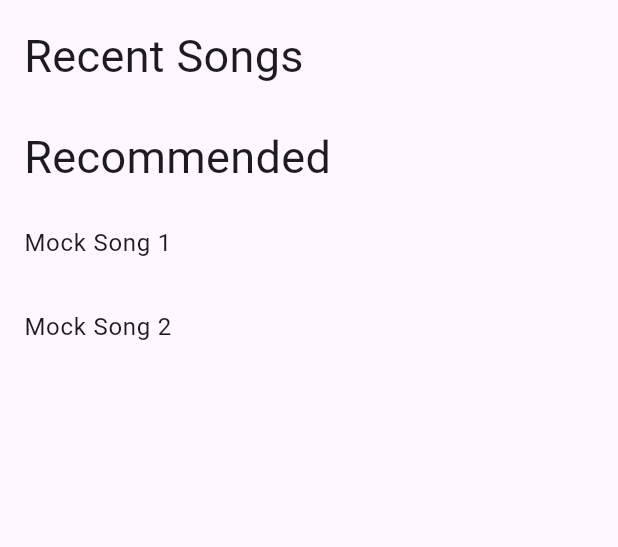
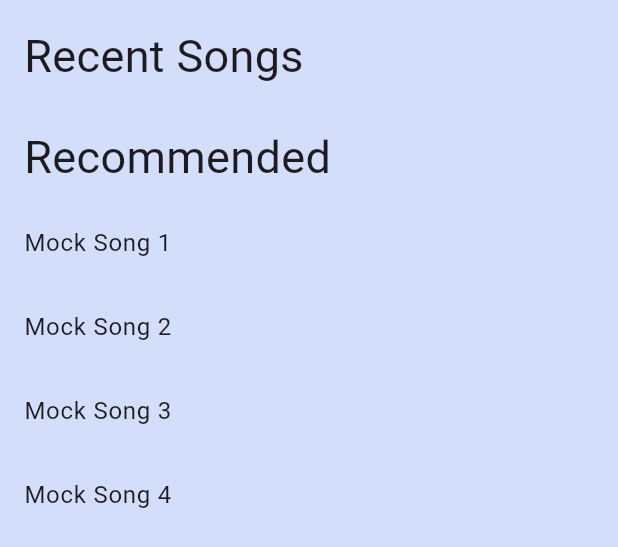
Before and after one commit to cheyrotana/Flutter-Term-2, a Flutter app: the HomeScreen widget shown alone on an empty page, opened directly, on a phone screen of 412 x 824 dp. Shown: the top 547 px of the screen. Run offline on Flutter 3.47's test engine with Material 3 defaults, Android fonts, the phone set to English and light mode, and no system bars; our stand-ins replace nested.

Commit message:
W-7 - Add more song + convert HomeScreen to use provider

```diff
--- a/week_7/lib/data/repositories/songs/song_repository_mock.dart
+++ b/week_7/lib/data/repositories/songs/song_repository_mock.dart
@@ -17,6 +17,18 @@ class SongRepositoryMock implements SongRepository {
       artist: 'Mock Artist',
       duration: const Duration(minutes: 3, seconds: 20),
     ),
+    Song(
+      id: '103',
+      title: 'Mock Song 3',
+      artist: 'Another Artist',
+      duration: const Duration(minutes: 4, seconds: 10),
+    ),
+    Song(
+      id: '104',
+      title: 'Mock Song 4',
+      artist: 'Mock Artist',
+      duration: const Duration(minutes: 2, seconds: 30),
+    ),
   ];
 
   @override
--- a/week_7/lib/ui/screens/home/home_screen.dart
+++ b/week_7/lib/ui/screens/home/home_screen.dart
@@ -5,39 +5,21 @@ import 'package:week_7/data/repositories/user_history/user_history_repository.da
 import 'package:week_7/ui/screens/home/view_model/home_view_model.dart';
 import 'package:week_7/ui/screens/home/widgets/home_content.dart';
 import 'package:week_7/ui/states/player_state.dart';
+import 'package:week_7/ui/states/settings_state.dart';
 
-class HomeScreen extends StatefulWidget {
+class HomeScreen extends StatelessWidget {
   const HomeScreen({super.key});
 
   @override
-  State<HomeScreen> createState() => _HomeScreenState();
-}
-
-class _HomeScreenState extends State<HomeScreen> {
-  late HomeViewModel _homeViewModel;
-
-  @override
-  void initState() {
-    super.initState();
-    _homeViewModel = HomeViewModel(
-      songRepository: context.read<SongRepository>(),
-      userHistoryRepository: context.read<UserHistoryRepository>(),
-      playerState: context.read<PlayerState>(),
-    );
-    _homeViewModel.init();
-  }
-
-  @override
-  void dispose() {
-    _homeViewModel.dispose();
-    super.dispose();
-  }
-
-  @override
   Widget build(BuildContext context) {
-    return ListenableBuilder(
-      listenable: _homeViewModel,
-      builder: (context, _) => HomeContent(homeViewModel: _homeViewModel),
+    return ChangeNotifierProvider<HomeViewModel>(
+      create: (context) => HomeViewModel(
+        songRepository: context.read<SongRepository>(),
+        userHistoryRepository: context.read<UserHistoryRepository>(),
+        playerState: context.read<PlayerState>(),
+        settingsState: context.read<AppSettingsState>(),
+      )..init(),
+      child: const HomeContent(),
     );
   }
 }
--- a/week_7/lib/ui/screens/home/view_model/home_view_model.dart
+++ b/week_7/lib/ui/screens/home/view_model/home_view_model.dart
@@ -3,19 +3,23 @@ import 'package:week_7/data/repositories/songs/song_repository.dart';
 import 'package:week_7/data/repositories/user_history/user_history_repository.dart';
 import 'package:week_7/model/songs/song.dart';
 import 'package:week_7/ui/states/player_state.dart';
+import 'package:week_7/ui/states/settings_state.dart';
 
 class HomeViewModel extends ChangeNotifier {
   final SongRepository _songRepository;
   final UserHistoryRepository _userHistoryRepository;
   final PlayerState _playerState;
+  final AppSettingsState _settingsState;
 
   HomeViewModel({
     required SongRepository songRepository,
     required PlayerState playerState,
     required UserHistoryRepository userHistoryRepository,
+    required AppSettingsState settingsState,
   }) : _songRepository = songRepository,
        _playerState = playerState,
-       _userHistoryRepository = userHistoryRepository {
+       _userHistoryRepository = userHistoryRepository,
+       _settingsState = settingsState {
     playerState.addListener(_onPlayerChanged);
   }
   void _onPlayerChanged() {
@@ -34,19 +38,27 @@ class HomeViewModel extends ChangeNotifier {
   List<Song> get recentSongs => _recentSongs;
   List<Song> get recommendedSongs => _recommendedSongs;
   Song? get currentSong => _playerState.currentSong;
+  Color get background => _settingsState.theme.backgroundColor;
 
-  Future<void> init() async {
-    final recentIds = _userHistoryRepository.fetchRecentSongIds();
+  void _refreshSongs() {
+    final List<String> recentIds = _userHistoryRepository.fetchRecentSongIds();
 
-    // Convert each ID to full Song object, filter out nulls
+    // Convert each ID to full Song object
     _recentSongs = recentIds
         .map((id) => _songRepository.fetchSongById(id))
         .whereType<Song>()
         .toList();
 
-    // Recommended = all songs
-    _recommendedSongs = _songRepository.fetchSongs();
+    // Recommended = all songs except recent
+    final Set<String> recentIdsSet = recentIds.toSet();
+    _recommendedSongs = _songRepository
+        .fetchSongs()
+        .where((song) => !recentIdsSet.contains(song.id))
+        .toList();
+  }
 
+  Future<void> init() async {
+    _refreshSongs();
     notifyListeners();
   }
 
@@ -59,12 +71,8 @@ class HomeViewModel extends ChangeNotifier {
       _playerState.start(song);
       _userHistoryRepository.addToRecent(song.id);
 
-      // Refresh recent songs so the UI updates immediately
-      _recentSongs = _userHistoryRepository
-          .fetchRecentSongIds()
-          .map((id) => _songRepository.fetchSongById(id))
-          .whereType<Song>()
-          .toList();
+      // Refresh songs so the UI updates immediately
+      _refreshSongs();
     }
     notifyListeners();
   }
--- a/week_7/lib/ui/screens/home/widgets/home_content.dart
+++ b/week_7/lib/ui/screens/home/widgets/home_content.dart
@@ -1,16 +1,18 @@
 import 'package:flutter/material.dart';
+import 'package:provider/provider.dart';
 import 'package:week_7/model/songs/song.dart';
 import 'package:week_7/ui/screens/home/view_model/home_view_model.dart';
 import 'package:week_7/ui/theme/theme.dart';
 
 class HomeContent extends StatelessWidget {
-  const HomeContent({super.key, required this.homeViewModel});
-
-  final HomeViewModel homeViewModel;
+  const HomeContent({super.key});
 
   @override
   Widget build(BuildContext context) {
-    return ListView(
+    final homeViewModel = context.watch<HomeViewModel>();
+    return Container(
+      color: homeViewModel.background,
+      child: ListView(
         children: [
           Padding(
             padding: const EdgeInsets.fromLTRB(16, 16, 16, 8),
@@ -36,6 +38,7 @@ class HomeContent extends StatelessWidget {
             ),
           ),
         ],
+      ),
     );
   }
 }
```
Lines whose indentation alone changed are shown as unchanged.
